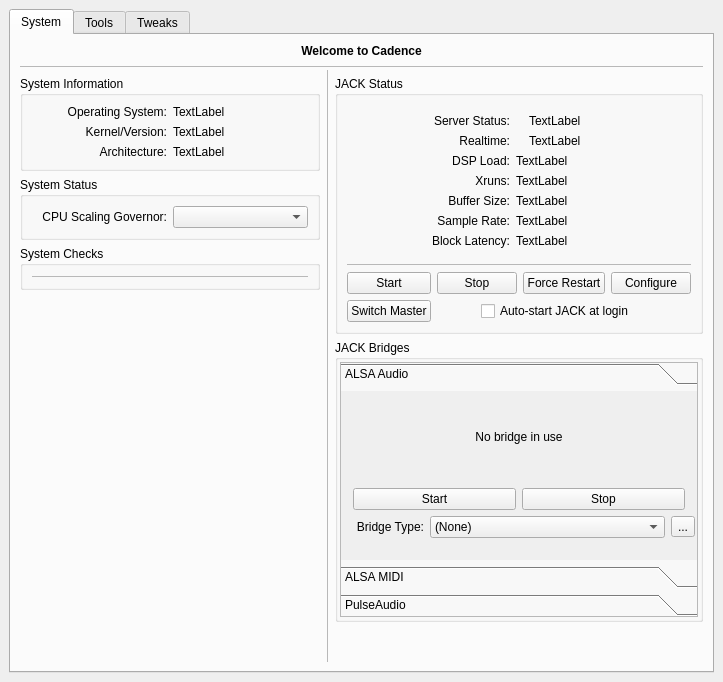
Above: resources/ui/cadence.ui from LADI/Cadence before the change. Below: the same form after it.
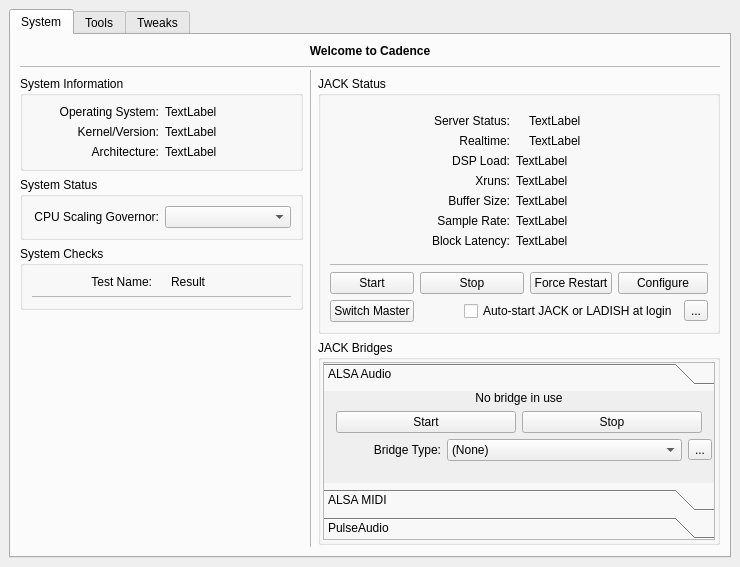
That is the form after the change. Icons and pictures are not drawn. Custom widgets are drawn as their Qt base class.

Commit message:
Revert "remove near all claudia and ladish things"
This reverts commit 2f6d2b55bb9c5e1f41b649c6b22b17916172c9ca.

What changed in the file:
```diff
--- a/resources/ui/cadence.ui
+++ b/resources/ui/cadence.ui
@@ -6,8 +6,8 @@
    <rect>
     <x>0</x>
     <y>0</y>
-    <width>723</width>
-    <height>682</height>
+    <width>740</width>
+    <height>564</height>
    </rect>
   </property>
   <property name="windowTitle">
@@ -164,7 +164,49 @@
              <string>System Checks</string>
             </property>
             <layout class="QGridLayout" name="gridLayout_3">
-             <item row="0" column="0" colspan="2">
+             <item row="0" column="1">
+              <widget class="QLabel" name="label_check_helper2">
+               <property name="text">
+                <string/>
+               </property>
+               <property name="pixmap">
+                <pixmap resource="../resources.qrc">:/16x16/dialog-information.png</pixmap>
+               </property>
+               <property name="alignment">
+                <set>Qt::AlignCenter</set>
+               </property>
+              </widget>
+             </item>
+             <item row="0" column="2">
+              <widget class="QLabel" name="label_check_helper3">
+               <property name="sizePolicy">
+                <sizepolicy hsizetype="Expanding" vsizetype="Preferred">
+                 <horstretch>0</horstretch>
+                 <verstretch>0</verstretch>
+                </sizepolicy>
+               </property>
+               <property name="text">
+                <string>Result</string>
+               </property>
+              </widget>
+             </item>
+             <item row="0" column="0">
+              <widget class="QLabel" name="label_check_helper1">
+               <property name="sizePolicy">
+                <sizepolicy hsizetype="Expanding" vsizetype="Preferred">
+                 <horstretch>0</horstretch>
+                 <verstretch>0</verstretch>
+                </sizepolicy>
+               </property>
+               <property name="text">
+                <string>Test Name:</string>
+               </property>
+               <property name="alignment">
+                <set>Qt::AlignRight|Qt::AlignTrailing|Qt::AlignVCenter</set>
+               </property>
+              </widget>
+             </item>
+             <item row="1" column="0" colspan="3">
               <widget class="Line" name="line_4">
                <property name="lineWidth">
                 <number>0</number>
@@ -199,18 +241,9 @@
          <layout class="QVBoxLayout" name="verticalLayout_12">
           <item>
            <widget class="QGroupBox" name="groupBox_jack">
-            <property name="font">
-             <font>
-              <weight>50</weight>
-              <bold>false</bold>
-             </font>
-            </property>
             <property name="title">
              <string>JACK Status</string>
             </property>
-            <property name="flat">
-             <bool>false</bool>
-            </property>
             <layout class="QVBoxLayout" name="verticalLayout_9">
              <item>
               <widget class="QWidget" name="widget" native="true">
@@ -480,10 +513,33 @@
                  </property>
                 </widget>
                </item>
-               <item row="1" column="2" colspan="4">
+               <item row="1" column="1">
+                <spacer name="horizontalSpacer_4">
+                 <property name="orientation">
+                  <enum>Qt::Horizontal</enum>
+                 </property>
+                 <property name="sizeType">
+                  <enum>QSizePolicy::Preferred</enum>
+                 </property>
+                 <property name="sizeHint" stdset="0">
+                  <size>
+                   <width>38</width>
+                   <height>20</height>
+                  </size>
+                 </property>
+                </spacer>
+               </item>
+               <item row="1" column="2" colspan="3">
                 <widget class="QCheckBox" name="cb_jack_autostart">
                  <property name="text">
-                  <string>Auto-start JACK at login</string>
+                  <string>Auto-start JACK or LADISH at login</string>
+                 </property>
+                </widget>
+               </item>
+               <item row="1" column="5">
+                <widget class="QToolButton" name="tb_jack_options">
+                 <property name="text">
+                  <string>...</string>
                  </property>
                 </widget>
                </item>
@@ -541,8 +597,8 @@
                  <rect>
                   <x>0</x>
                   <y>0</y>
-                  <width>392</width>
-                  <height>130</height>
+                  <width>360</width>
+                  <height>100</height>
                  </rect>
                 </property>
                 <attribute name="label">
```
Left out of the diff: 239 changed lines with no effect on the pictures. Lines whose indentation alone changed are shown as unchanged. The commit also changes 52 other files.
